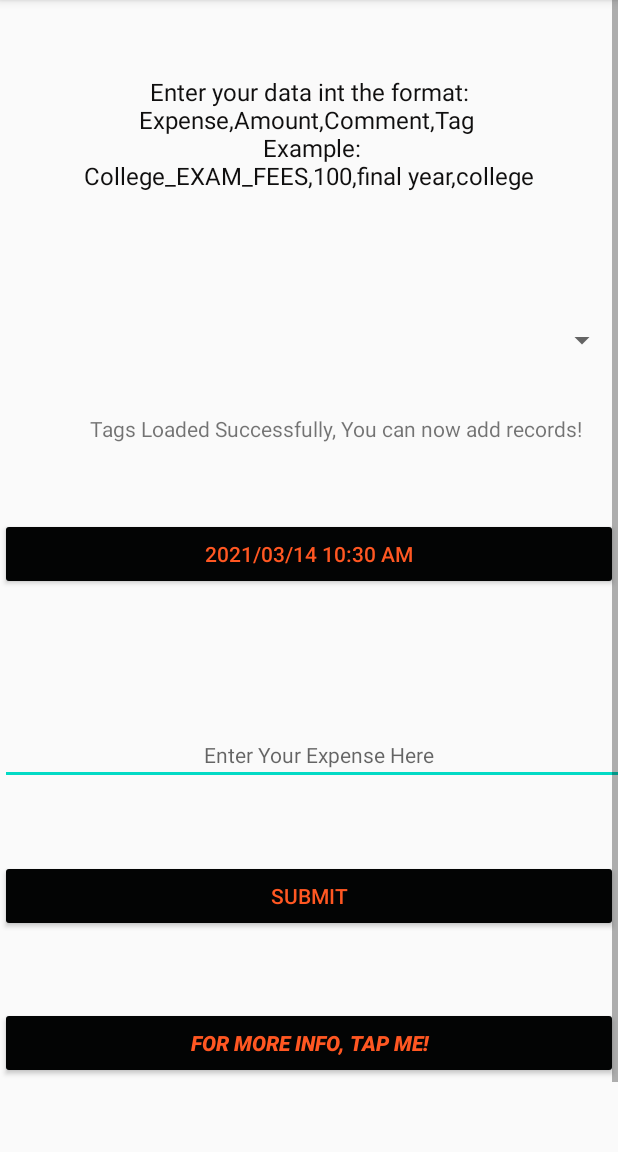
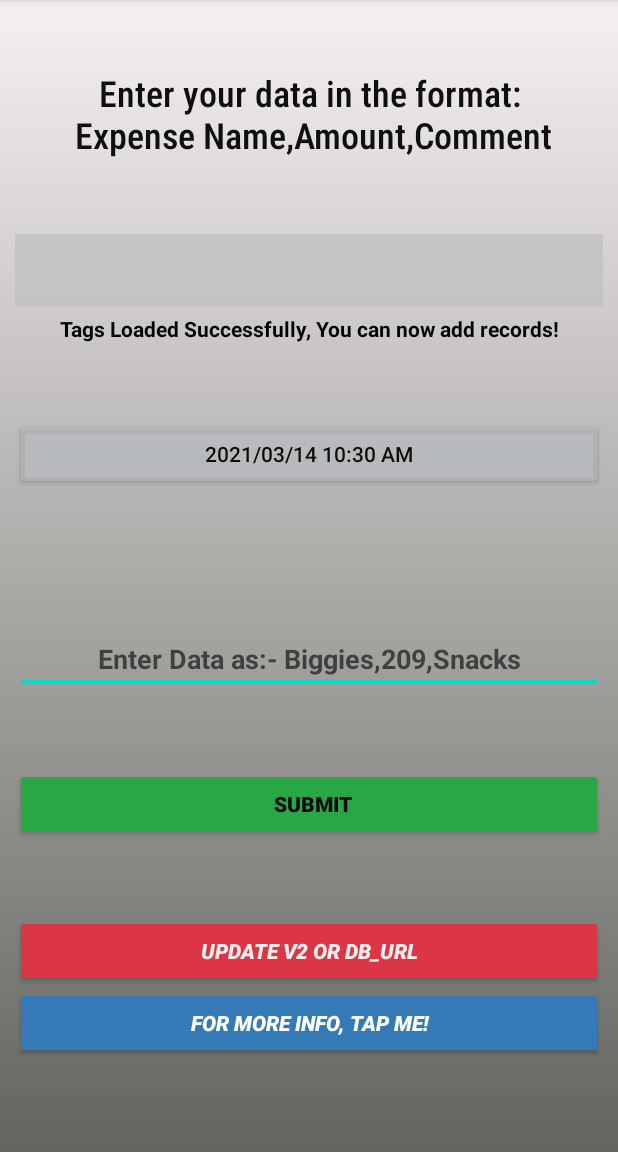
Before and after one commit to Prathmesh2498/ExpensesManagerForNotion, an Android app: the MainActivity screen opened directly, with no data from a screen before it, on a phone screen of 412 x 824 dp, the part 84-1236 px from its top. Run offline under Robolectric (Android 15) with nearby library versions, the light colour scheme and no system bars; libraries missing offline, so code that uses them is left out: com.chaquo.python; Roboto replaces fonts that are not available here; 7 statements that could not run were skipped.

Commit message:
Updated UI

```diff
--- a/app/build.gradle
+++ b/app/build.gradle
@@ -21,8 +21,7 @@ android {
 
         python {
             pip {
-                install "notion"
-
+                install "git+git://github.com/Prathmesh2498/notion-py.git"
             }
 
         }
--- a/app/src/main/java/com/pd/expensesnotion/userDetails.java
+++ b/app/src/main/java/com/pd/expensesnotion/userDetails.java
@@ -68,7 +68,7 @@ public class userDetails extends AppCompatActivity {
                         Toast.makeText(userDetails.this, "Invalid V2 Token", Toast.LENGTH_LONG).show();
                     }
                     if(checkValidity.equals("dbError")) {
-                        Toast.makeText(userDetails.this, "Invalid DATABASE_URL Token", Toast.LENGTH_LONG).show();
+                        Toast.makeText(userDetails.this, "Invalid DATABASE_URL", Toast.LENGTH_LONG).show();
                     }
                 }
             }
--- /dev/null
+++ b/app/src/main/res/drawable/gradient.xml
@@ -0,0 +1,8 @@
+<?xml version="1.0" encoding="utf-8"?>
+<shape xmlns:android="http://schemas.android.com/apk/res/android">
+    <gradient
+        android:type="linear"
+        android:angle="90"
+        android:startColor="#63645f"
+        android:endColor="#f5f1f1" />
+</shape>
--- a/app/src/main/res/layout/activity_main.xml
+++ b/app/src/main/res/layout/activity_main.xml
@@ -9,10 +9,15 @@
     <ScrollView
         android:layout_width="match_parent"
         android:layout_height="match_parent"
+        android:background="@drawable/gradient"
+        android:paddingLeft="10dp"
+        android:paddingRight="10dp"
         app:layout_constraintBottom_toBottomOf="parent"
         app:layout_constraintEnd_toEndOf="parent"
+        app:layout_constraintHorizontal_bias="0.0"
         app:layout_constraintStart_toStartOf="parent"
-        app:layout_constraintTop_toTopOf="parent">
+        app:layout_constraintTop_toTopOf="parent"
+        app:layout_constraintVertical_bias="1.0">
 
         <LinearLayout
             android:layout_width="match_parent"
@@ -21,29 +26,32 @@
 
             <TextView
                 android:id="@+id/tv"
-                android:layout_width="wrap_content"
+                android:layout_width="match_parent"
                 android:layout_height="wrap_content"
+                android:layout_marginTop="30dp"
+                android:fontFamily="sans-serif-condensed-medium"
                 android:gravity="center"
-                android:paddingTop="50dp"
-                android:text="Enter your data int the format: Expense,Amount,Comment,Tag \n Example:\nCollege_EXAM_FEES,100,final year,college"
+                android:paddingTop="15dp"
+                android:text="Enter your data in the format:\n Expense Name,Amount,Comment"
                 android:textColor="#100F0F"
-                android:textSize="16sp" />
+                android:textSize="24sp" />
 
             <Spinner
                 android:id="@+id/tags"
                 android:layout_width="match_parent"
                 android:layout_height="wrap_content"
                 android:layout_marginTop="50dp"
-                android:gravity="left|center_vertical"
-                android:paddingBottom="50dp" />
+                android:background="#B2BEC0C1" />
 
             <TextView
                 android:id="@+id/ld"
                 android:layout_width="match_parent"
                 android:layout_height="wrap_content"
-                android:gravity="center|center_vertical"
-                android:paddingLeft="35dp"
+                android:layout_marginTop="5dp"
                 android:text="Loading Tags please wait..."
+                android:textAlignment="center"
+                android:textColor="#050505"
+                android:textStyle="bold"
                 android:visibility="visible" />
 
             <Button
@@ -51,60 +59,75 @@
                 android:layout_width="match_parent"
                 android:layout_height="wrap_content"
                 android:layout_marginTop="50dp"
-                android:backgroundTint="#030404"
+                android:backgroundTint="#B2B6BBBF"
                 android:clickable="true"
                 android:ems="10"
                 android:inputType="date"
                 android:singleLine="true"
-                android:textColor="#FF5722" />
+                android:textColor="#0C0C0C" />
 
             <EditText
                 android:id="@+id/editText"
-                android:layout_width="426dp"
+                android:layout_width="match_parent"
                 android:layout_height="wrap_content"
                 android:layout_marginTop="50dp"
                 android:ems="10"
                 android:gravity="center_horizontal|center_vertical"
-                android:hint="Enter Your Expense Here"
+                android:hint="Enter Data as:- Biggies,209,Snacks"
                 android:inputType="textPersonName"
                 android:paddingTop="50dp"
-                android:textSize="14sp" />
+                android:textAlignment="center"
+                android:textAllCaps="false"
+                android:textSize="18sp"
+                android:textStyle="bold" />
 
             <Button
                 android:id="@+id/button"
                 android:layout_width="match_parent"
                 android:layout_height="wrap_content"
                 android:layout_marginTop="50dp"
-                android:backgroundTint="#030404"
+                android:backgroundTint=" #28a745"
                 android:clickable="false"
+                android:paddingLeft="25px"
                 android:text="Submit"
-                android:textColor="#FF5722"
+                android:textColor="#070707"
                 android:textColorLink="#050404"
+                android:textSize="14sp"
+                android:textStyle="bold"
                 tools:visibility="visible" />
 
-            <Button
-                android:id="@+id/info"
+            <LinearLayout
                 android:layout_width="match_parent"
                 android:layout_height="wrap_content"
                 android:layout_marginTop="50dp"
-                android:backgroundTint="#030404"
-                android:fontFamily="sans-serif-black"
-                android:text="For more info, TAP ME!"
-                android:textColor="#FF5722"
-                android:textColorLink="#050404"
-                android:textStyle="bold|italic" />
+                android:orientation="vertical">
 
-            <Button
-                android:id="@+id/up"
-                android:layout_width="match_parent"
-                android:layout_height="wrap_content"
-                android:layout_marginTop="50dp"
-                android:backgroundTint="#030404"
-                android:fontFamily="sans-serif-black"
-                android:text="Update v2 or db_url"
-                android:textColor="#FF5722"
-                android:textColorLink="#050404"
-                android:textStyle="bold|italic" />
+                <Button
+                    android:id="@+id/up"
+                    android:layout_width="match_parent"
+                    android:layout_height="wrap_content"
+                    android:backgroundTint="#dc3545"
+                    android:fontFamily="sans-serif-black"
+                    android:gravity="center_horizontal|center_vertical"
+                    android:paddingLeft="10dp"
+                    android:paddingRight="10dp"
+                    android:text="Update v2 or db_url"
+                    android:textColor="#F3EEED"
+                    android:textColorLink="#050404"
+                    android:textStyle="bold|italic" />
+
+                <Button
+                    android:id="@+id/info"
+                    android:layout_width="match_parent"
+                    android:layout_height="wrap_content"
+                    android:backgroundTint="#337ab7"
+                    android:fontFamily="sans-serif-black"
+                    android:gravity="center_horizontal|center_vertical"
+                    android:text="For more info, TAP ME!"
+                    android:textColor="#FFFFFF"
+                    android:textColorLink="#050404"
+                    android:textStyle="bold|italic" />
+            </LinearLayout>
 
         </LinearLayout>
     </ScrollView>
--- a/app/src/main/res/layout/activity_show_details.xml
+++ b/app/src/main/res/layout/activity_show_details.xml
@@ -9,6 +9,7 @@
     <ScrollView
         android:layout_width="match_parent"
         android:layout_height="match_parent"
+        android:background="@drawable/gradient"
         app:layout_constraintBottom_toBottomOf="parent"
         app:layout_constraintEnd_toEndOf="parent"
         app:layout_constraintStart_toStartOf="parent"
--- a/build.gradle
+++ b/build.gradle
@@ -9,7 +9,7 @@ buildscript {
 
     }
     dependencies {
-        classpath 'com.android.tools.build:gradle:3.6.1'
+        classpath 'com.android.tools.build:gradle:4.1.0'
         classpath "com.chaquo.python:gradle:7.0.2"
 
 
```
Also changed, not shown: app/src/main/res/layout/activity_user_details.xml (+33 -19 lines), gradle/wrapper/gradle-wrapper.properties, 2 other files.
